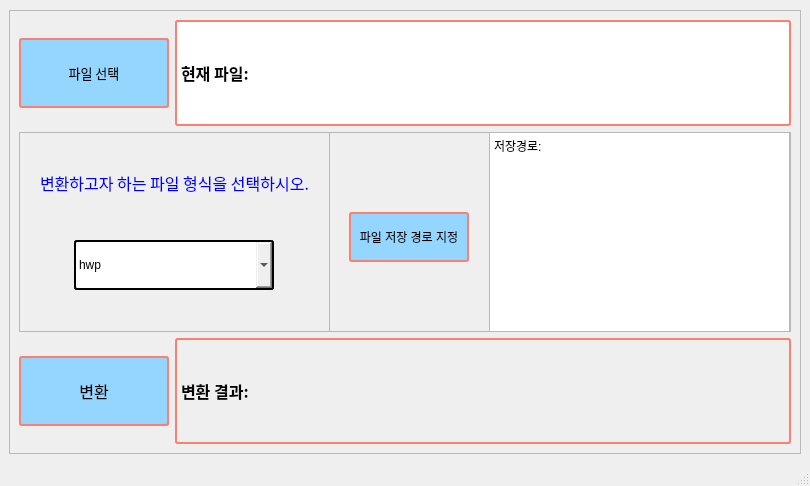
Old version of the form single_File.ui in the repository BaJo-Team/GUI.
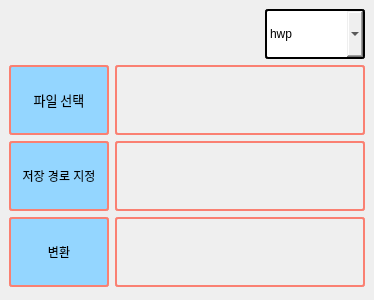
New version of the form.

The edit to the form file:
```diff
--- a/single_File.ui
+++ b/single_File.ui
@@ -2,249 +2,56 @@
 <ui version="4.0">
  <class>MainWindow</class>
  <widget class="QMainWindow" name="MainWindow">
+  <property name="enabled">
+   <bool>true</bool>
+  </property>
   <property name="geometry">
    <rect>
     <x>0</x>
     <y>0</y>
-    <width>810</width>
-    <height>486</height>
+    <width>374</width>
+    <height>300</height>
    </rect>
   </property>
+  <property name="minimumSize">
+   <size>
+    <width>0</width>
+    <height>300</height>
+   </size>
+  </property>
   <property name="maximumSize">
    <size>
-    <width>810</width>
-    <height>486</height>
+    <width>16777215</width>
+    <height>300</height>
+   </size>
+  </property>
+  <property name="baseSize">
+   <size>
+    <width>380</width>
+    <height>300</height>
    </size>
   </property>
   <property name="windowTitle">
    <string>MainWindow</string>
   </property>
   <widget class="QWidget" name="centralwidget">
-   <layout class="QVBoxLayout" name="verticalLayout">
+   <layout class="QGridLayout" name="gridLayout">
+    <item row="0" column="0" colspan="2">
+     <layout class="QHBoxLayout" name="horizontalLayout">
     <item>
-     <widget class="QFrame" name="whole_Frame">
-      <property name="minimumSize">
-       <size>
-        <width>792</width>
-        <height>444</height>
-       </size>
-      </property>
-      <property name="maximumSize">
+       <spacer name="horizontalSpacer">
+        <property name="orientation">
+         <enum>Qt::Horizontal</enum>
+        </property>
+        <property name="sizeHint" stdset="0">
        <size>
-        <width>792</width>
-        <height>444</height>
-       </size>
-      </property>
-      <property name="frameShape">
-       <enum>QFrame::StyledPanel</enum>
-      </property>
-      <property name="frameShadow">
-       <enum>QFrame::Plain</enum>
-      </property>
-      <layout class="QHBoxLayout" name="horizontalLayout_2">
-       <item>
-        <layout class="QVBoxLayout" name="whole_group">
-         <item>
-          <layout class="QHBoxLayout" name="Top_group">
-           <item>
-            <widget class="QPushButton" name="File_Select">
-             <property name="minimumSize">
-              <size>
-               <width>150</width>
-               <height>70</height>
-              </size>
-             </property>
-             <property name="maximumSize">
-              <size>
-               <width>150</width>
-               <height>70</height>
-              </size>
-             </property>
-             <property name="font">
-              <font>
-               <family>한컴 고딕</family>
-               <pointsize>10</pointsize>
-               <weight>9</weight>
-               <italic>false</italic>
-               <bold>false</bold>
-              </font>
-             </property>
-             <property name="styleSheet">
-              <string notr="true">border-style: solid;
-background-color: rgb(148, 214, 255);
-border-width: 2px;
-font: 75 10pt &quot;한컴 고딕&quot;;
-border-color: #FA8072;
-border-radius: 3px</string>
-             </property>
-             <property name="text">
-              <string>파일 선택</string>
-             </property>
-            </widget>
-           </item>
-           <item>
-            <widget class="QLabel" name="current_File">
-             <property name="font">
-              <font>
-               <family>한컴 고딕</family>
-               <pointsize>12</pointsize>
-               <weight>75</weight>
-               <bold>true</bold>
-              </font>
-             </property>
-             <property name="styleSheet">
-              <string notr="true">border-style: solid;
-background-color: rgb(255, 255, 255);
-border-width: 2px;
-border-color: #FA8072;
-border-radius: 3px</string>
-             </property>
-             <property name="frameShape">
-              <enum>QFrame::NoFrame</enum>
-             </property>
-             <property name="text">
-              <string>현재 파일:</string>
-             </property>
-            </widget>
-           </item>
-          </layout>
-         </item>
-         <item>
-          <layout class="QHBoxLayout" name="middle_group_2">
-           <item>
-            <widget class="QFrame" name="middle_Frame">
-             <property name="minimumSize">
-              <size>
-               <width>200</width>
-               <height>200</height>
-              </size>
-             </property>
-             <property name="frameShape">
-              <enum>QFrame::StyledPanel</enum>
-             </property>
-             <property name="frameShadow">
-              <enum>QFrame::Plain</enum>
-             </property>
-             <property name="lineWidth">
-              <number>1</number>
-             </property>
-             <widget class="QPushButton" name="select_save_place">
-              <property name="geometry">
-               <rect>
-                <x>330</x>
-                <y>80</y>
-                <width>120</width>
-                <height>50</height>
-               </rect>
-              </property>
-              <property name="maximumSize">
-               <size>
-                <width>120</width>
-                <height>50</height>
-               </size>
-              </property>
-              <property name="styleSheet">
-               <string notr="true">border-style: solid;
-background-color: rgb(148, 214, 255);
-border-width: 2px;
-font: 75 10pt &quot;한컴 고딕&quot;;
-border-color: #FA8072;
-border-radius: 3px</string>
-              </property>
-              <property name="text">
-               <string>파일 저장 경로 지정</string>
-              </property>
-             </widget>
-             <widget class="QTextBrowser" name="show_save_place_2">
-              <property name="geometry">
-               <rect>
-                <x>470</x>
-                <y>0</y>
-                <width>301</width>
-                <height>200</height>
-               </rect>
-              </property>
-              <property name="minimumSize">
-               <size>
-                <width>200</width>
-                <height>155</height>
-               </size>
-              </property>
-              <property name="maximumSize">
-               <size>
-                <width>500</width>
-                <height>200</height>
-               </size>
-              </property>
-              <property name="html">
-               <string>&lt;!DOCTYPE HTML PUBLIC &quot;-//W3C//DTD HTML 4.0//EN&quot; &quot;http://www.w3.org/TR/REC-html40/strict.dtd&quot;&gt;
-&lt;html&gt;&lt;head&gt;&lt;meta name=&quot;qrichtext&quot; content=&quot;1&quot; /&gt;&lt;style type=&quot;text/css&quot;&gt;
-p, li { white-space: pre-wrap; }
-&lt;/style&gt;&lt;/head&gt;&lt;body style=&quot; font-family:'Gulim'; font-size:9pt; font-weight:400; font-style:normal;&quot;&gt;
-&lt;p style=&quot; margin-top:0px; margin-bottom:0px; margin-left:0px; margin-right:0px; -qt-block-indent:0; text-indent:0px;&quot;&gt;저장경로:&lt;/p&gt;&lt;/body&gt;&lt;/html&gt;</string>
-              </property>
-             </widget>
-             <widget class="QFrame" name="middle_2Frame">
-              <property name="geometry">
-               <rect>
-                <x>0</x>
-                <y>0</y>
-                <width>311</width>
-                <height>201</height>
-               </rect>
-              </property>
-              <property name="frameShape">
-               <enum>QFrame::StyledPanel</enum>
-              </property>
-              <property name="frameShadow">
-               <enum>QFrame::Plain</enum>
-              </property>
-              <widget class="QWidget" name="layoutWidget_3">
-               <property name="geometry">
-                <rect>
-                 <x>0</x>
-                 <y>0</y>
-                 <width>311</width>
-                 <height>201</height>
-                </rect>
-               </property>
-               <layout class="QVBoxLayout" name="choose_listofFile">
-                <property name="sizeConstraint">
-                 <enum>QLayout::SetDefaultConstraint</enum>
-                </property>
-                <property name="leftMargin">
-                 <number>0</number>
-                </property>
-                <property name="rightMargin">
-                 <number>0</number>
-                </property>
-                <item alignment="Qt::AlignHCenter">
-                 <widget class="QLabel" name="label_2">
-                  <property name="maximumSize">
-                   <size>
-                    <width>16777215</width>
+          <width>248</width>
                     <height>20</height>
                    </size>
                   </property>
-                  <property name="font">
-                   <font>
-                    <family>한컴 고딕</family>
-                    <pointsize>12</pointsize>
-                    <weight>9</weight>
-                    <italic>false</italic>
-                    <bold>false</bold>
-                   </font>
-                  </property>
-                  <property name="styleSheet">
-                   <string notr="true">color: blue;
-font: 75 12pt &quot;한컴 고딕&quot;;</string>
-                  </property>
-                  <property name="text">
-                   <string>변환하고자 하는 파일 형식을 선택하시오.</string>
-                  </property>
-                 </widget>
-                </item>
-                <item alignment="Qt::AlignHCenter">
+       </spacer>
+      </item>
+      <item>
                  <widget class="QComboBox" name="Select_File_type_2">
                   <property name="sizePolicy">
                    <sizepolicy hsizetype="Preferred" vsizetype="Fixed">
@@ -254,13 +61,13 @@
                   </property>
                   <property name="minimumSize">
                    <size>
-                    <width>200</width>
+          <width>100</width>
                     <height>50</height>
                    </size>
                   </property>
                   <property name="maximumSize">
                    <size>
-                    <width>200</width>
+          <width>100</width>
                     <height>50</height>
                    </size>
                   </property>
@@ -298,32 +105,157 @@
                  </widget>
                 </item>
                </layout>
-              </widget>
-             </widget>
-            </widget>
-           </item>
-          </layout>
-         </item>
-         <item>
-          <layout class="QHBoxLayout" name="bottom_group">
-           <item>
+    </item>
+    <item row="1" column="0">
+     <widget class="QPushButton" name="File_Select">
+      <property name="minimumSize">
+       <size>
+        <width>100</width>
+        <height>70</height>
+       </size>
+      </property>
+      <property name="maximumSize">
+       <size>
+        <width>100</width>
+        <height>16777215</height>
+       </size>
+      </property>
+      <property name="font">
+       <font>
+        <family>한컴 고딕</family>
+        <pointsize>10</pointsize>
+        <weight>9</weight>
+        <italic>false</italic>
+        <bold>false</bold>
+       </font>
+      </property>
+      <property name="styleSheet">
+       <string notr="true">border-style: solid;
+background-color: rgb(148, 214, 255);
+border-width: 2px;
+font: 75 10pt &quot;한컴 고딕&quot;;
+border-color: #FA8072;
+border-radius: 3px</string>
+      </property>
+      <property name="text">
+       <string>파일 선택</string>
+      </property>
+     </widget>
+    </item>
+    <item row="1" column="1">
+     <widget class="QLabel" name="current_File">
+      <property name="minimumSize">
+       <size>
+        <width>250</width>
+        <height>70</height>
+       </size>
+      </property>
+      <property name="maximumSize">
+       <size>
+        <width>16777215</width>
+        <height>16777215</height>
+       </size>
+      </property>
+      <property name="font">
+       <font>
+        <family>한컴 고딕</family>
+        <pointsize>12</pointsize>
+        <weight>75</weight>
+        <bold>true</bold>
+       </font>
+      </property>
+      <property name="styleSheet">
+       <string notr="true">border-style: solid;
+border-width: 2px;
+border-color: #FA8072;
+border-radius: 3px</string>
+      </property>
+      <property name="text">
+       <string/>
+      </property>
+     </widget>
+    </item>
+    <item row="2" column="0">
+     <widget class="QPushButton" name="select_save_place">
+      <property name="minimumSize">
+       <size>
+        <width>100</width>
+        <height>70</height>
+       </size>
+      </property>
+      <property name="maximumSize">
+       <size>
+        <width>100</width>
+        <height>16777215</height>
+       </size>
+      </property>
+      <property name="font">
+       <font>
+        <weight>50</weight>
+        <bold>false</bold>
+       </font>
+      </property>
+      <property name="styleSheet">
+       <string notr="true">border-style: solid;
+background-color: rgb(148, 214, 255);
+border-width: 2px;
+border-color: #FA8072;
+border-radius: 3px</string>
+      </property>
+      <property name="text">
+       <string>저장 경로 지정</string>
+      </property>
+     </widget>
+    </item>
+    <item row="2" column="1">
+     <widget class="QLabel" name="show_save_place">
+      <property name="minimumSize">
+       <size>
+        <width>250</width>
+        <height>70</height>
+       </size>
+      </property>
+      <property name="maximumSize">
+       <size>
+        <width>16777215</width>
+        <height>16777215</height>
+       </size>
+      </property>
+      <property name="font">
+       <font>
+        <family>한컴 고딕</family>
+        <pointsize>12</pointsize>
+        <weight>75</weight>
+        <bold>true</bold>
+       </font>
+      </property>
+      <property name="styleSheet">
+       <string notr="true">border-style: solid;
+border-width: 2px;
+border-color: #FA8072;
+border-radius: 3px</string>
+      </property>
+      <property name="text">
+       <string/>
+      </property>
+     </widget>
+    </item>
+    <item row="3" column="0">
             <widget class="QPushButton" name="change_File">
              <property name="minimumSize">
               <size>
-               <width>150</width>
+        <width>100</width>
                <height>70</height>
               </size>
              </property>
              <property name="maximumSize">
               <size>
-               <width>150</width>
-               <height>70</height>
+        <width>16777215</width>
+        <height>16777215</height>
               </size>
              </property>
              <property name="font">
               <font>
-               <family>한컴 고딕</family>
-               <pointsize>12</pointsize>
                <weight>50</weight>
                <bold>false</bold>
               </font>
@@ -340,8 +272,20 @@
              </property>
             </widget>
            </item>
-           <item>
+    <item row="3" column="1">
             <widget class="QLabel" name="show_result">
+      <property name="minimumSize">
+       <size>
+        <width>250</width>
+        <height>70</height>
+       </size>
+      </property>
+      <property name="maximumSize">
+       <size>
+        <width>16777215</width>
+        <height>16777215</height>
+       </size>
+      </property>
              <property name="font">
               <font>
                <family>한컴 고딕</family>
@@ -357,20 +301,12 @@
 border-radius: 3px</string>
              </property>
              <property name="text">
-              <string>변환 결과:</string>
+       <string/>
              </property>
             </widget>
            </item>
           </layout>
-         </item>
-        </layout>
-       </item>
-      </layout>
-     </widget>
-    </item>
-   </layout>
-  </widget>
-  <widget class="QStatusBar" name="statusbar"/>
+  </widget>
  </widget>
  <resources/>
  <connections/>
```
Left out of the diff: 20 changed lines with no effect on the pictures. Lines whose indentation alone changed are shown as unchanged.
